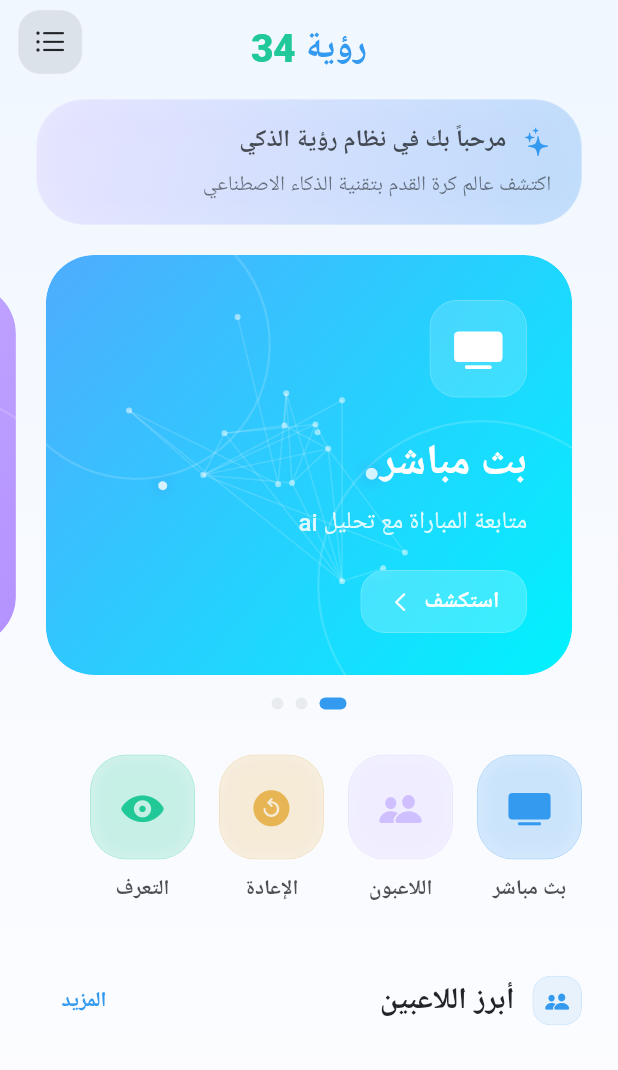
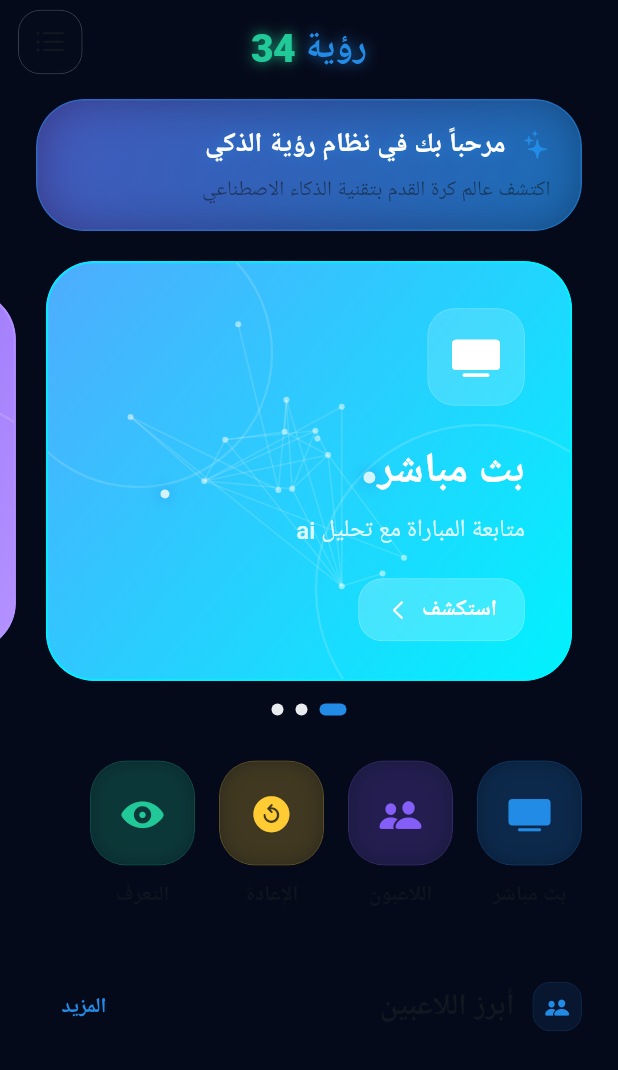
Before and after one commit to husainf4l/roya34, a Flutter app: the MyHomePage screen opened directly, on a phone screen of 412 x 824 dp. Shown: the top 1070 px of the screen. Run offline on Flutter 3.47's test engine with Material 3 defaults, Android fonts, the light colour scheme and no system bars; our stand-ins replace camera, flutter_secure_storage, get, google_fonts, uni_links, video_player; accounts and stored records are empty; network calls fail; Roboto replaces fonts that are missing (Cairo).

Commit message:
before web

```diff
--- a/lib/config/app_theme.dart
+++ b/lib/config/app_theme.dart
@@ -18,30 +18,37 @@
   static const double kBorderRadiusLarge = 24.0;
   static const double kBorderRadiusXLarge = 32.0;
 
-  // Vision 2030 inspired refined colors - Modern palette
+  // Refined color palette with better harmony
   static const Color primaryGreen =
       Color(0xFF0CA678); // More vibrant teal-green
-  static const Color secondaryGreen = Color(0xFF12B886); // Brighter accent
-  static const Color successGreen = Color(0xFF40C057); // Success green color
-  static const Color accentGold = Color(0xFFE8B554); // Refined gold
+  static const Color secondaryGreen =
+      Color(0xFF12B886); // Complementary to primaryGreen
+  static const Color successGreen = Color(0xFF40C057); // Success indicator
+  static const Color accentGold =
+      Color(0xFFFFCC33); // Refined gold for better contrast
   static const Color white = Colors.white;
-  static const Color black = Color(0xFF212529); // Deeper black for contrast
+  static const Color black =
+      Color(0xFF101820); // Deeper black for better contrast
   static const Color lightGrey = Color(0xFFF8F9FA); // Modern light grey
   static const Color mediumGrey = Color(0xFFE9ECEF); // Softer medium grey
 
-  // Additional modern UI colors
+  // Additional modern UI colors with improved contrast
   static const Color subtleGrey = Color(0xFFDEE2E6); // For dividers and strokes
-  static const Color darkGrey = Color(0xFF495057); // For secondary text
+  static const Color darkGrey =
+      Color(0xFF343A40); // Darker for better readability
 
-  // AI-themed semantic colors - More vibrant
-  static const Color aiBlue = Color(0xFF339AF0); // Modern intelligent blue
-  static const Color aiAmber = Color(0xFFFFAB2E); // Brighter knowledge amber
+  // AI-themed semantic colors - Harmonized palette
+  static const Color aiBlue =
+      Color(0xFF228BE6); // More saturated intelligent blue
+  static const Color aiAmber = Color(0xFFFFA94D); // Warmer knowledge amber
   static const Color aiSoftPurple =
-      Color(0xFFD0BFFF); // Modern innovation purple
+      Color(0xFF845EF7); // Deeper innovation purple
   static const Color aiBgOverlay = Color(0x0A0CA678); // Updated subtle tint
   static const Color aiGreen = Color(0xFF20C997); // AI success indicator
+  static const Color aiDarkBlue = Color(0xFF1864AB); // Deep blue for emphasis
+  static const Color aiErrorRed = Color(0xFFF03E3E); // Error red
 
-  // Modern Gradients
+  // Modern Gradients - Updated for better visual flow
   static const LinearGradient primaryGradient = LinearGradient(
     begin: Alignment.topLeft,
     end: Alignment.bottomRight,
@@ -52,7 +59,7 @@
   static const LinearGradient accentGradient = LinearGradient(
     begin: Alignment.topLeft,
     end: Alignment.bottomRight,
-    colors: [accentGold, Color(0xFFFFD166)],
+    colors: [accentGold, Color(0xFFFFD43B)],
     stops: [0.0, 1.0],
   );
 
@@ -67,11 +74,19 @@
         stops: const [0.0, 1.0],
       );
 
-  // Modern AI gradient
+  // Modern AI gradient - Improved color transition
   static const LinearGradient aiGradient = LinearGradient(
     begin: Alignment.topRight,
     end: Alignment.bottomLeft,
     colors: [aiBlue, aiSoftPurple],
+    stops: [0.0, 1.0],
+  );
+
+  // Dark theme AI gradient
+  static const LinearGradient darkAiGradient = LinearGradient(
+    begin: Alignment.topRight,
+    end: Alignment.bottomLeft,
+    colors: [Color(0xFF1971C2), Color(0xFF5F3DC4)],
     stops: [0.0, 1.0],
   );
 
@@ -454,4 +469,19 @@
           width: 1,
         ),
       );
+
+  static BoxDecoration get glowingEffect => BoxDecoration(
+        gradient: LinearGradient(
+          colors: [aiBlue.withOpacity(0.5), aiSoftPurple.withOpacity(0.5)],
+          begin: Alignment.topLeft,
+          end: Alignment.bottomRight,
+        ),
+        boxShadow: [
+          BoxShadow(
+            color: aiBlue.withOpacity(0.6),
+            blurRadius: 20,
+            spreadRadius: 5,
+          ),
+        ],
+      );
 }
--- a/lib/screens/home_page.dart
+++ b/lib/screens/home_page.dart
@@ -96,7 +96,9 @@
           content: Text(
             "فشل في تحميل البيانات",
             textAlign: TextAlign.center,
-            style: GoogleFonts.cairo(),
+            style: GoogleFonts.cairo(
+              color: Colors.white, // Ensuring white text on error
+            ),
           ),
           backgroundColor: Colors.red,
         ),
@@ -138,15 +140,13 @@
   Widget _buildVisionProBody() {
     return Container(
       decoration: const BoxDecoration(
-        gradient: LinearGradient(
-          begin: Alignment.topCenter,
-          end: Alignment.bottomCenter,
-          colors: [
-            Color(0xFFF0F7FF),
-            Color(0xFFF8FAFF),
-            Color(0xFFFDFDFF),
-          ],
-        ),
+        color: Color(0xFF050A1A), // Solid dark color instead of gradient
+        boxShadow: [
+          BoxShadow(
+            color: Color(0xFF1A2542), // Darker shadow
+            blurRadius: 8,
+          ),
+        ],
       ),
       child: SafeArea(
         child: SingleChildScrollView(
@@ -286,7 +286,8 @@
                 child: Container(
                   width: 140,
                   decoration: BoxDecoration(
-                    color: AppTheme.white.withOpacity(0.4),
+                    color: AppTheme.darkGrey.withOpacity(
+                        0.4), // Darker background for better contrast
                     borderRadius: BorderRadius.circular(20),
                     border: Border.all(
                       color: AppTheme.white.withOpacity(0.5),
@@ -327,7 +328,7 @@
                             child: Text(
                               player.number.toString(),
                               style: GoogleFonts.cairo(
-                                color: player.teamColor,
+                                color: player.teamColor, // Already contrasting
                                 fontWeight: FontWeight.w700,
                                 fontSize: 24,
                               ),
@@ -338,7 +339,8 @@
                       Text(
                         player.name,
                         style: GoogleFonts.cairo(
-                          color: AppTheme.black,
+                          color: Colors
+                              .white, // Changed to white for dark background
                           fontWeight: FontWeight.w700,
                           fontSize: 16,
                         ),
@@ -349,7 +351,8 @@
                       Text(
                         player.position,
                         style: GoogleFonts.cairo(
-                          color: AppTheme.black.withOpacity(0.6),
+                          color: Colors.white.withOpacity(
+                              0.7), // Changed to white with opacity
                           fontWeight: FontWeight.w500,
                           fontSize: 12,
                         ),
@@ -405,7 +408,8 @@
               filter: ImageFilter.blur(sigmaX: 5.0, sigmaY: 5.0),
               child: Container(
                 decoration: BoxDecoration(
-                  color: AppTheme.white.withOpacity(0.4),
+                  color:
+                      AppTheme.darkGrey.withOpacity(0.4), // Darker background
                   borderRadius: BorderRadius.circular(24),
                   border: Border.all(
                     color: AppTheme.white.withOpacity(0.5),
@@ -446,7 +450,7 @@
                             Text(
                               moment.title,
                               style: GoogleFonts.cairo(
-                                color: AppTheme.black,
+                                color: Colors.white, // Changed to white
                                 fontWeight: FontWeight.w600,
                                 fontSize: 13,
                               ),
@@ -456,7 +460,7 @@
                             Text(
                               "${moment.minute}'",
                               style: GoogleFonts.cairo(
-                                color: AppTheme.aiBlue,
+                                color: AppTheme.aiBlue, // Already bright blue
                                 fontWeight: FontWeight.w700,
                                 fontSize: 12,
                               ),
--- a/lib/widgets/app_bars/modern_glass_app_bar.dart
+++ b/lib/widgets/app_bars/modern_glass_app_bar.dart
@@ -354,6 +354,12 @@
                 color: AppTheme.aiBlue,
                 fontWeight: FontWeight.w800,
                 fontSize: 24,
+                shadows: [
+                  Shadow(
+                    color: AppTheme.aiBlue.withOpacity(0.8),
+                    blurRadius: 10,
+                  ),
+                ],
               ),
             ),
             Text(
@@ -362,6 +368,12 @@
                 color: const Color(0xFF20C997),
                 fontWeight: FontWeight.w900,
                 fontSize: 26,
+                shadows: [
+                  Shadow(
+                    color: const Color(0xFF20C997).withOpacity(0.8),
+                    blurRadius: 10,
+                  ),
+                ],
               ),
             ),
           ],
--- a/lib/widgets/cards/featured_card.dart
+++ b/lib/widgets/cards/featured_card.dart
@@ -46,11 +46,15 @@
               borderRadius: BorderRadius.circular(32),
               boxShadow: [
                 BoxShadow(
-                  color: gradient[0].withOpacity(0.3),
-                  blurRadius: 15,
-                  offset: const Offset(0, 8),
+                  color: gradient[0].withOpacity(0.5),
+                  blurRadius: 20,
+                  spreadRadius: 5,
                 ),
               ],
+              border: Border.all(
+                color: gradient[1].withOpacity(0.8),
+                width: 1.5,
+              ),
             ),
             child: Stack(
               children: [
--- a/lib/widgets/headers/welcome_header.dart
+++ b/lib/widgets/headers/welcome_header.dart
@@ -23,20 +23,20 @@
                 begin: Alignment.topLeft,
                 end: Alignment.bottomRight,
                 colors: [
-                  AppTheme.aiSoftPurple.withOpacity(0.25),
-                  AppTheme.aiBlue.withOpacity(0.25)
+                  AppTheme.aiSoftPurple.withOpacity(0.4),
+                  AppTheme.aiBlue.withOpacity(0.4),
                 ],
               ),
               borderRadius: BorderRadius.circular(32),
               border: Border.all(
-                color: AppTheme.white.withOpacity(0.4),
-                width: 0.5,
+                color: AppTheme.aiBlue.withOpacity(0.5),
+                width: 1.0,
               ),
               boxShadow: [
                 BoxShadow(
-                  color: AppTheme.aiSoftPurple.withOpacity(0.15),
-                  blurRadius: 20,
-                  spreadRadius: 0,
+                  color: AppTheme.aiBlue.withOpacity(0.6),
+                  blurRadius: 30,
+                  spreadRadius: 5,
                 ),
               ],
             ),
@@ -53,9 +53,15 @@
                     Text(
                       "مرحباً بك في نظام رؤية الذكي",
                       style: GoogleFonts.cairo(
-                        color: AppTheme.black.withOpacity(0.8),
-                        fontWeight: FontWeight.w700,
-                        fontSize: 16,
+                        color: AppTheme.white,
+                        fontWeight: FontWeight.w800,
+                        fontSize: 18,
+                        shadows: [
+                          Shadow(
+                            color: AppTheme.aiBlue.withOpacity(0.8),
+                            blurRadius: 10,
+                          ),
+                        ],
                       ),
                     ),
                   ],
```
